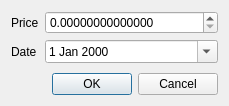
Qt form src/views/ui_files/set_security_price_dialog.ui (JakubFranek/Kapytal) before a commit.
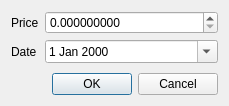
The same form after that commit.

Diff of the .ui file:
```diff
--- a/src/views/ui_files/set_security_price_dialog.ui
+++ b/src/views/ui_files/set_security_price_dialog.ui
@@ -39,7 +39,7 @@
      <item row="0" column="1">
       <widget class="QDoubleSpinBox" name="priceDoubleSpinBox">
        <property name="decimals">
-        <number>14</number>
+        <number>9</number>
        </property>
       </widget>
      </item>
```
